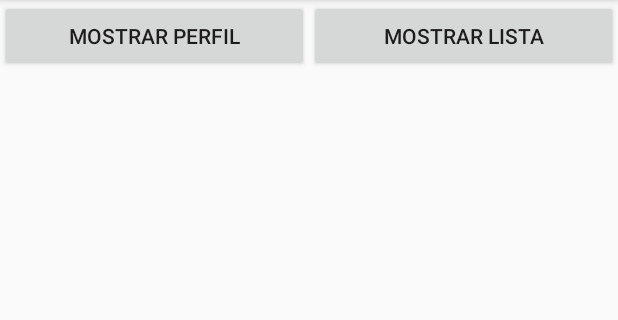
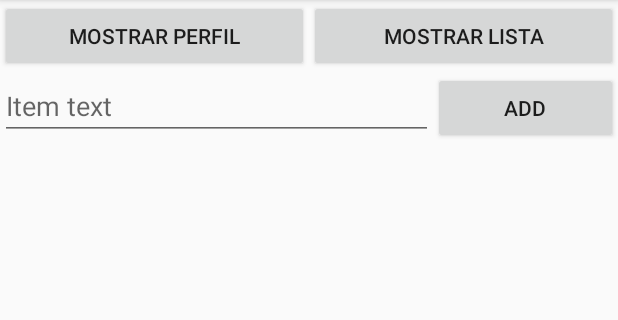
Before and after one commit to alegutim/Ejercicio1, an Android app: the fragment FragmentLista placed in its activity, on a phone screen of 412 x 824 dp, the part 84-404 px from its top. Run offline under Robolectric (Android 15) with nearby library versions, the phone set to English and light mode, and no system bars; 1 statement that could not run was skipped.

Commit message:
Lista  Commit

```diff
--- a/app/build.gradle
+++ b/app/build.gradle
@@ -23,5 +23,6 @@ android {
 dependencies {
     compile fileTree(include: ['*.jar'], dir: 'libs')
     testCompile 'junit:junit:4.12'
-    compile 'com.android.support:appcompat-v7:23.0.0'
+    compile 'com.android.support:appcompat-v7:23.4.0'
+    compile 'com.android.support:support-v4:23.4.0'
 }
--- a/app/src/main/java/mx/com/alegutim/ejercicio1/fragment/FragmentLista.java
+++ b/app/src/main/java/mx/com/alegutim/ejercicio1/fragment/FragmentLista.java
@@ -1,10 +1,74 @@
 package mx.com.alegutim.ejercicio1.fragment;
 
 import android.app.Fragment;
+import android.os.Bundle;
+import android.text.TextUtils;
+import android.view.LayoutInflater;
+import android.view.View;
+import android.view.ViewGroup;
+import android.widget.AdapterView;
+import android.widget.EditText;
+import android.widget.ListView;
+import android.widget.Toast;
+
+import java.util.ArrayList;
+import java.util.List;
+
+import mx.com.alegutim.ejercicio1.R;
+import mx.com.alegutim.ejercicio1.adapters.AdapterItemList;
+import mx.com.alegutim.ejercicio1.model.Elemento;
 
 /**
  * Created by Administrator on 16/06/2016.
  */
-public class FragmentLista extends Fragment {
+public class FragmentLista extends Fragment implements View.OnClickListener {
+    private ListView listView;
+    private List<Elemento> array = new ArrayList<>()    ;
+    private int counter;
+    private EditText mItemText;
+    private Boolean IsTrue = true;
+
+
+    @Override
+    public View onCreateView(LayoutInflater inflater, ViewGroup container, Bundle savedInstanceState) {
+        View view = inflater.inflate(R.layout.fragment_lista,container,false);
+        listView = (ListView) view.findViewById(R.id.ltsView);
+        mItemText = (EditText) view.findViewById(R.id.mItemText);
+        view.findViewById(R.id.btnAddItem).setOnClickListener(this);
+        listView.setOnItemClickListener(new AdapterView.OnItemClickListener() {
+            @Override
+            public void onItemClick(AdapterView<?> parent, View view, int position, long id) {
+                AdapterItemList adapter = (AdapterItemList) parent.getAdapter();
+                Elemento modelItem = adapter.getItem(position);
+                Elemento modelItem2 = array.get(position);
+                Toast.makeText(getActivity(),modelItem2.item,Toast.LENGTH_SHORT).show();
+            }
+        });
+
+        return view;
+    }
+
+
+    @Override
+    public void onClick(View v) {
+        switch (v.getId())
+        {
+            case R.id.btnAddItem:
+                String itemData = mItemText.getText().toString() ;
+                if (!TextUtils.isEmpty(itemData)){
+                    Elemento item = new Elemento();
+                    item.item= itemData;
+
+                    item.id = "Description: " + counter;
+                    item.imagen_id = IsTrue ? R.drawable.ic_action_spellcheck:R.drawable.ic_maps_local_parking;
+                    array.add(item);
+                    listView.setAdapter(new AdapterItemList(getActivity(),array));
+                    IsTrue=!IsTrue;
+                    counter++;
+                }
+
+                break;
+        }
+    }
 
 }
--- /dev/null
+++ b/app/src/main/res/layout/fragment_lista.xml
@@ -0,0 +1,28 @@
+<?xml version="1.0" encoding="utf-8"?>
+<LinearLayout xmlns:android="http://schemas.android.com/apk/res/android"
+    android:orientation="vertical" android:layout_width="match_parent"
+    android:layout_height="match_parent">
+
+    <LinearLayout
+        android:orientation="horizontal"
+        android:layout_width="match_parent"
+        android:layout_height="wrap_content">
+
+        <EditText
+            android:layout_weight="0.3"
+            android:id="@+id/mItemText"
+            android:hint="Item text"
+            android:layout_width="match_parent"
+            android:layout_height="wrap_content" />
+        <Button
+            android:text="Add"
+            android:layout_weight="0.7"
+            android:id="@+id/btnAddItem"
+            android:layout_width="match_parent"
+            android:layout_height="wrap_content" />
+    </LinearLayout>
+    <ListView
+        android:id="@+id/ltsView"
+        android:layout_width="match_parent"
+        android:layout_height="wrap_content"></ListView>
+</LinearLayout>
--- a/app/src/main/res/values/strings.xml
+++ b/app/src/main/res/values/strings.xml
@@ -1,3 +1,6 @@
 <resources>
     <string name="app_name">Ejercicio1</string>
+
+    <!-- TODO: Remove or change this placeholder text -->
+    <string name="hello_blank_fragment">Hello blank fragment</string>
 </resources>
```
Also changed, not shown: app/src/main/java/mx/com/alegutim/ejercicio1/adapters/AdapterItemList.java (added, +38 -0 lines), app/src/main/java/mx/com/alegutim/ejercicio1/model/Elemento.java (added, +10 -0 lines), app/src/main/res/layout/elemento_layout.xml (added, +36 -0 lines), app/src/main/res/layout/fragment_fragment_lista.xml (added, +13 -0 lines).
